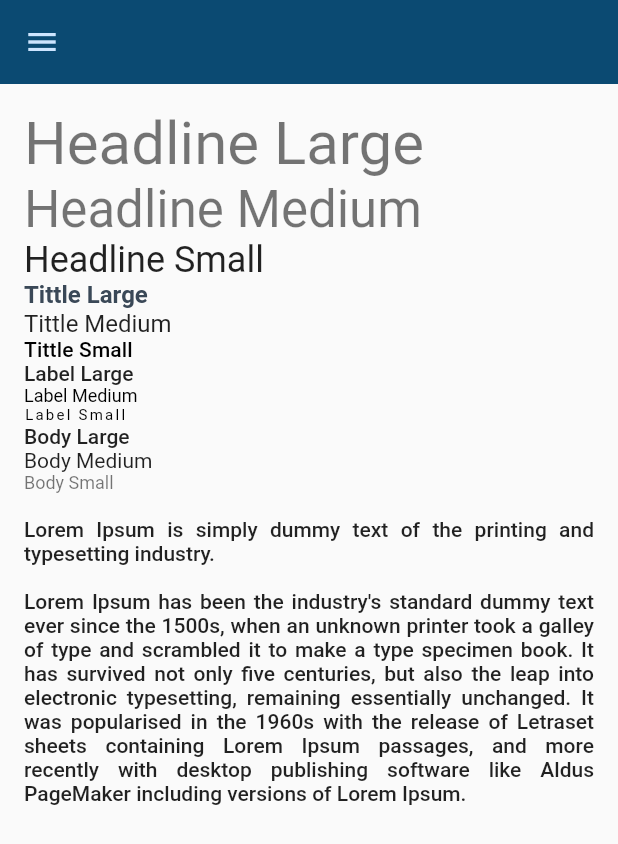
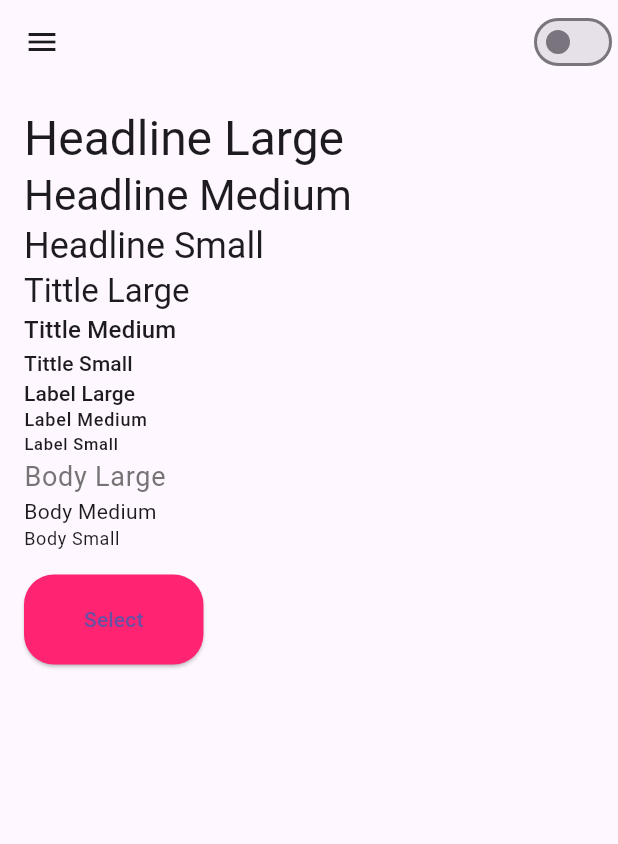
Before and after one commit to nicoliniyo/agendapictografica, a Flutter app: the screen it shows after launch, on a phone screen of 412 x 824 dp. Shown: the top 844 px of the screen. Run offline on Flutter 3.47's test engine with Material 2 defaults, Android fonts, the phone set to English and light mode, and no system bars; our stand-ins replace connectivity_plus, google_fonts, internet_connection_checker_plus, ionicons, material_design_icons_flutter, package_info_plus.

Commit message:
Creating theme

```diff
--- a/lib/main.dart
+++ b/lib/main.dart
@@ -7,6 +7,8 @@
 import 'dart:io';
 
 import 'package:app/pages/design_system.dart';
+import 'package:app/theme/custom_theme.dart';
+import 'package:app/theme/theme_manager.dart';
 import 'package:flutter/foundation.dart';
 import 'package:flutter/material.dart';
 import 'package:google_fonts/google_fonts.dart';
@@ -30,107 +32,50 @@ var kDarkColorScheme = ColorScheme.fromSeed(
 
 void main() {
   _enablePlatformOverrideForDesktop();
-  runApp(const AgendaPecsApp());
+  runApp(AgendaPecsApp());
 }
 
-class AgendaPecsApp extends StatelessWidget {
-  const AgendaPecsApp({Key? key}) : super(key: key);
+ThemeManager _themeManager = ThemeManager();
 
-  // This widget is the root of your application.
+class AgendaPecsApp extends StatefulWidget {
+
+  @override
+  _AgendaPecsApp createState() => _AgendaPecsApp();
+
+}
+
+class _AgendaPecsApp extends State<AgendaPecsApp> {
+
+  @override
+  void dispose() {
+    _themeManager.removeListener(themeListener);
+    super.dispose();
+  }
+
+  @override
+  void initState() {
+    _themeManager.addListener(themeListener);
+    super.initState();
+  }
+
+  themeListener() {
+    if(mounted) {
+      setState(() {
+
+      });
+    }
+  }
+
   @override
   Widget build(BuildContext context) {
     return MaterialApp(
       title: 'Agenda PECS',
-      themeMode: ThemeMode.light,
-      darkTheme: ThemeData.dark().copyWith(
-        useMaterial3: true,
-        colorScheme: kDarkColorScheme,
-        cardTheme: const CardTheme().copyWith(
-          color: kDarkColorScheme.secondaryContainer,
-          margin: const EdgeInsets.symmetric(
-            horizontal: 16,
-            vertical: 8,
-          ),
-        ),
-        textTheme: ThemeData().textTheme.copyWith(
-              headlineLarge: TextStyle(
-                fontFamily: GoogleFonts.roboto().fontFamily,
-                fontWeight: FontWeight.normal,
-                color: kColorScheme.onSecondaryContainer,
 
-              ),
-              headlineMedium: TextStyle(
-                fontFamily: GoogleFonts.roboto().fontFamily,
-                fontWeight: FontWeight.normal,
-                color: kColorScheme.onSecondaryContainer,
+      themeMode: _themeManager.themeMode,
 
-              ),
-              headlineSmall: TextStyle(
-                fontFamily: GoogleFonts.roboto().fontFamily,
-                fontWeight: FontWeight.normal,
-                color: kColorScheme.onSecondaryContainer,
-
-              ),
-              titleLarge: TextStyle(
-                fontFamily: GoogleFonts.roboto().fontFamily,
-                fontWeight: FontWeight.normal,
-                color: kColorScheme.onSecondaryContainer,
-                fontSize: 16,
-              ),
-              titleMedium: TextStyle(
-                fontFamily: GoogleFonts.roboto().fontFamily,
-                fontWeight: FontWeight.normal,
-                color: kColorScheme.onSecondaryContainer,
-                fontSize: 14,
-              ),
-              titleSmall: TextStyle(
-                fontFamily: GoogleFonts.roboto().fontFamily,
-                fontWeight: FontWeight.normal,
-                color: kColorScheme.onSecondaryContainer,
-                fontSize: 12,
-              ),
-              bodyLarge: TextStyle(
-                fontFamily: GoogleFonts.roboto().fontFamily,
-
-                color: kColorScheme.onSecondaryContainer,
-
-              ),
-            ),
-        elevatedButtonTheme: ElevatedButtonThemeData(
-          style: ElevatedButton.styleFrom(
-            backgroundColor: kDarkColorScheme.primaryContainer,
-            foregroundColor: kDarkColorScheme.onPrimaryContainer,
-          ),
-        ),
-      ),
-      theme: ThemeData().copyWith(
-        useMaterial3: true,
-        colorScheme: kColorScheme,
-        appBarTheme: const AppBarTheme().copyWith(
-          backgroundColor: kColorScheme.onPrimaryContainer,
-          foregroundColor: kColorScheme.primaryContainer,
-        ),
-        cardTheme: const CardTheme().copyWith(
-          color: kColorScheme.secondaryContainer,
-          margin: const EdgeInsets.symmetric(
-            horizontal: 16,
-            vertical: 8,
-          ),
-        ),
-        elevatedButtonTheme: ElevatedButtonThemeData(
-          style: ElevatedButton.styleFrom(
-            backgroundColor: kColorScheme.primaryContainer,
-          ),
-        ),
-        textTheme: ThemeData().textTheme.copyWith(
-              titleLarge: TextStyle(
-                fontWeight: FontWeight.bold,
-                color: kColorScheme.onSecondaryContainer,
-                fontSize: 16,
-              ),
-            ),
-      ),
-      home: const DesignSystem(),
+      theme: lightTheme,
+      darkTheme: darkTheme,
+      home: DesignSystem(themeManager: _themeManager),
     );
   }
 }
--- a/lib/pages/design_system.dart
+++ b/lib/pages/design_system.dart
@@ -1,3 +1,4 @@
+import 'package:app/theme/theme_manager.dart';
 import 'package:app/widgets/app_drawer.dart';
 import 'package:flutter/material.dart';
 
@@ -6,13 +7,19 @@ var lorem = '''Lorem Ipsum is simply dummy text of the printing and typesetting
 Lorem Ipsum has been the industry's standard dummy text ever since the 1500s, when an unknown printer took a galley of type and scrambled it to make a type specimen book. It has survived not only five centuries, but also the leap into electronic typesetting, remaining essentially unchanged. It was popularised in the 1960s with the release of Letraset sheets containing Lorem Ipsum passages, and more recently with desktop publishing software like Aldus PageMaker including versions of Lorem Ipsum.
 ''';
 class DesignSystem extends StatelessWidget {
-  const DesignSystem({super.key});
+  const DesignSystem({super.key, required this.themeManager});
 
+  final ThemeManager themeManager;
 
   @override
   Widget build(BuildContext context) {
     return Scaffold(
-      appBar: AppBar(),
+      appBar: AppBar(
+        actions: [Switch(value: themeManager.themeMode == ThemeMode.dark
+        , onChanged: (newValue) {
+          themeManager.toggleTheme(newValue);
+        })],
+      ),
       drawer: const AppDrawer(),
       body: Container(
         padding: EdgeInsets.all(16),
@@ -32,9 +39,11 @@ class DesignSystem extends StatelessWidget {
             Text('Body Large', style: Theme.of(context).textTheme.bodyLarge!,),
             Text('Body Medium', style: Theme.of(context).textTheme.bodyMedium!,),
             Text('Body Small', style: Theme.of(context).textTheme.bodySmall!,),
-            SizedBox(height: 16,),
-            Text(lorem, style: Theme.of(context).textTheme.bodyLarge!, textAlign: TextAlign.justify,),
-
+            const SizedBox(height: 16,),
+            //Text(lorem, style: Theme.of(context).textTheme.bodyLarge!, textAlign: TextAlign.justify,),
+            ElevatedButton(
+              onPressed: (){}
+            , child: Text('Select'))
             ],
         ),
       ),
--- a/lib/theme/custom_theme.dart
+++ b/lib/theme/custom_theme.dart
@@ -1,5 +1,52 @@
 import 'package:flutter/material.dart';
 import 'package:google_fonts/google_fonts.dart';
+
+ThemeData lightTheme = ThemeData(
+  brightness: Brightness.light,
+  useMaterial3: true,
+  primaryColor: ThemeColors.primary,
+
+  floatingActionButtonTheme: const FloatingActionButtonThemeData(
+    backgroundColor: ThemeColors.accentColor,  ),
+
+  elevatedButtonTheme: ElevatedButtonThemeData(
+    style: ButtonStyle(
+      padding: MaterialStateProperty.all<EdgeInsetsGeometry>(
+        const EdgeInsets.symmetric(horizontal: 40.0, vertical: 20.0)
+      ),
+      shape: MaterialStateProperty.all<OutlinedBorder>(
+        RoundedRectangleBorder(
+          borderRadius: BorderRadius.circular(20.0)
+        )
+      ),
+      backgroundColor: MaterialStateProperty.all<Color>(ThemeColors.accentColor),
+    )),
+
+  textTheme: const TextTheme(
+
+    displayLarge: TextStyle(fontSize: 32, fontWeight: FontWeight.bold),
+    bodyLarge: TextStyle(fontSize: 18, color: Color.fromARGB(221, 97, 95, 95)),
+  ),
+  // appBarTheme: const AppBarTheme(
+  //   color: Color.fromARGB(255, 228, 229, 230),
+  //   iconTheme: IconThemeData(color: Color.fromARGB(255, 100, 99, 99)),
+  // ),
+  // colorScheme: ColorScheme.fromSeed(seedColor: const Color.fromARGB(255, 4, 91, 161)),
+);
+
+ThemeData darkTheme = ThemeData(
+  brightness: Brightness.dark,
+  useMaterial3: true,
+  // textTheme: const TextTheme(
+  //   displayLarge: TextStyle(fontSize: 32, fontWeight: FontWeight.bold),
+  //   bodyLarge: TextStyle(fontSize: 18, color: Colors.black87),
+  // ),
+  // appBarTheme: const AppBarTheme(
+  //   color: Color.fromARGB(255, 228, 229, 230),
+  //   iconTheme: IconThemeData(color: Color.fromARGB(255, 100, 99, 99)),
+  // ),
+  // colorScheme: ColorScheme.fromSeed(seedColor: const Color.fromARGB(255, 4, 91, 161)),
+);
 
 class ThemeColors {
   static const Color black = Color(0xFF000000);
--- /dev/null
+++ b/lib/theme/theme_manager.dart
@@ -0,0 +1,14 @@
+import 'package:flutter/cupertino.dart';
+import 'package:flutter/material.dart';
+
+class ThemeManager with ChangeNotifier {
+  ThemeMode _themeMode = ThemeMode.light;
+
+  get themeMode => _themeMode;
+
+  toggleTheme(bool isDark) {
+    print(isDark);
+    _themeMode = isDark ? ThemeMode.dark: ThemeMode.light;
+    notifyListeners();
+  }
+}
```
Also changed, not shown: 5 other files.
